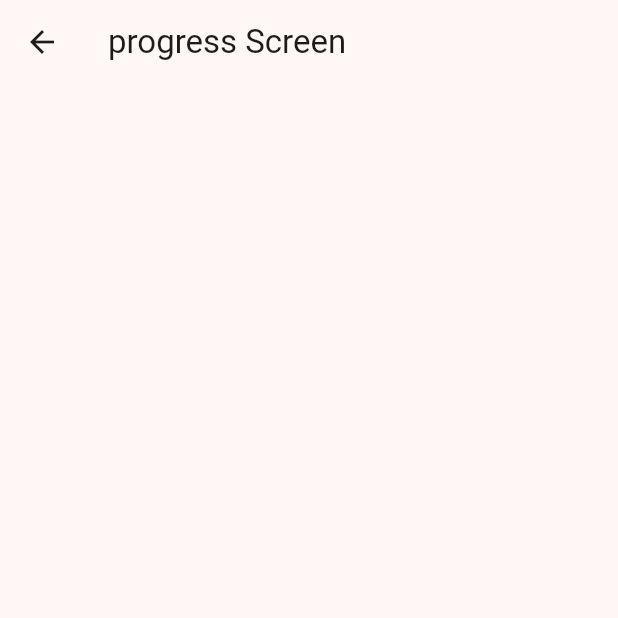
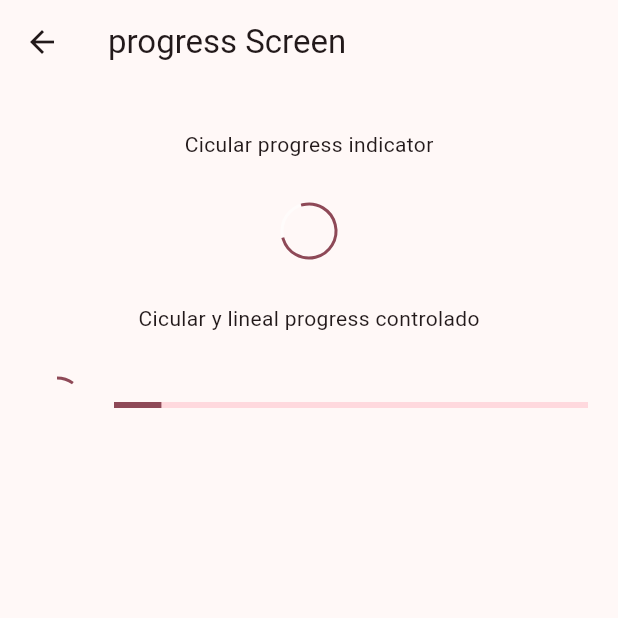
Before and after one commit to villafanenestor/widgets_app, a Flutter app: the ProgressScreen screen opened directly, on a phone screen of 412 x 824 dp, the top half of it. Run offline on Flutter 3.47's test engine with Material 2 defaults, Android fonts, the phone set to English and light mode, and no system bars; our stand-ins replace go_router; missing offline and left inert: dart:ffi.

Commit message:
Se agrega los snackbars

```diff
--- a/lib/config/menu/menu_item.dart
+++ b/lib/config/menu/menu_item.dart
@@ -16,4 +16,6 @@ class MenuItem {
 const appMenuItems = <MenuItem>[
   MenuItem(title: 'Botones', subTitle: 'varios botones en flutter', link: '/buttons', icon: Icons.smart_button_outlined),
   MenuItem(title: 'Tarjestas', subTitle: 'Un contenedor estilizado', link: '/cards', icon: Icons.credit_card),
+  MenuItem(title: 'Progress Indicators', subTitle: 'Generales y controlados', link: '/progress', icon: Icons.refresh_outlined),
+  MenuItem(title: 'Snackbars Dialogs', subTitle: 'Generales y controlados', link: '/snackbars', icon: Icons.info_outline),
 ];
--- a/lib/config/router/app_router.dart
+++ b/lib/config/router/app_router.dart
@@ -20,5 +20,15 @@ final GoRouter appRouter = GoRouter(
       name: ButtonsScreen.name, //Propiedad estatica que se agrego a cada widget para luego ser llamada aca.
       builder: (context, state)=>const ButtonsScreen(),
       ),
+    GoRoute(
+      path: '/progress',
+      name: ProgressScreen.name, //Propiedad estatica que se agrego a cada widget para luego ser llamada aca.
+      builder: (context, state)=>const ProgressScreen(),
+      ),
+    GoRoute(
+      path: '/snackbars',
+      name: SnackBarScreen.name, //Propiedad estatica que se agrego a cada widget para luego ser llamada aca.
+      builder: (context, state)=>const SnackBarScreen(),
+      ),
   ],
 );
--- a/lib/main.dart
+++ b/lib/main.dart
@@ -12,6 +12,7 @@ class MainApp extends StatelessWidget {
   @override
   Widget build(BuildContext context) {
     return MaterialApp.router(
+      title: 'Widgets de flutter',
       debugShowCheckedModeBanner: false,
       theme: AppTheme(selectedColor: 4).getThemeData(),
       // home: const HomeScreen(),
--- a/lib/presentation/screens/progress/progress_screen.dart
+++ b/lib/presentation/screens/progress/progress_screen.dart
@@ -8,7 +8,80 @@ class ProgressScreen extends StatelessWidget {
   @override
   Widget build(BuildContext context) {
     return Scaffold(
-      appBar: AppBar(title: const Text('progress Screen'),),
+      appBar: AppBar(
+        title: const Text('progress Screen'),
+      ),
+      body: const _ProgressView(),
     );
   }
 }
+
+class _ProgressView extends StatelessWidget {
+  const _ProgressView({
+    super.key,
+  });
+
+  @override
+  Widget build(BuildContext context) {
+    return Center(
+      child: Column(
+        children: const [
+          SizedBox(
+            height: 30,
+          ),
+          Text('Cicular progress indicator'),
+          SizedBox(
+            height: 30,
+          ),
+          CircularProgressIndicator(
+            strokeWidth: 2,
+            backgroundColor: Colors.white54,
+          ),
+          SizedBox(
+            height: 30,
+          ),
+          Text('Cicular y lineal progress controlado'),
+          SizedBox(
+            height: 30,
+          ),
+          _ControlerProgressIndicator(),
+        ],
+      ),
+    );
+  }
+}
+
+class _ControlerProgressIndicator extends StatelessWidget {
+  const _ControlerProgressIndicator();
+
+  @override
+  Widget build(BuildContext context) {
+    return StreamBuilder(
+        stream: Stream.periodic(const Duration(milliseconds: 300), (value) {
+          return (value * 2) / 100;
+        }).takeWhile((value) => value < 100),
+        builder: (context, snapshot) {
+          final progressValue = snapshot.data ?? 0;
+          return Padding(
+            padding: const EdgeInsets.symmetric(horizontal: 20),
+            child: Row(
+              mainAxisAlignment: MainAxisAlignment.center,
+              children: [
+                CircularProgressIndicator(
+                  value: progressValue,
+                  strokeWidth: 2,
+                ),
+                const SizedBox(
+                  width: 20,
+                ),
+                Expanded(
+                  child: LinearProgressIndicator(
+                    value: progressValue,
+                  ),
+                ),
+              ],
+            ),
+          );
+        });
+  }
+}
--- a/lib/presentation/screens/screens.dart
+++ b/lib/presentation/screens/screens.dart
@@ -5,5 +5,5 @@ export 'package:widgets_app/presentation/screens/cards/cards_screen.dart';
 export 'package:widgets_app/presentation/screens/home/home_screen.dart';
 export 'package:widgets_app/presentation/screens/infinite/infinite_screen.dart';
 export 'package:widgets_app/presentation/screens/progress/progress_screen.dart';
-export 'package:widgets_app/presentation/screens/snackbar%20copy/snackbar_screen.dart';
+export 'package:widgets_app/presentation/screens/snackbar/snackbar_screen.dart';
 export 'package:widgets_app/presentation/screens/ui_controls/ui_controls_screen.dart';
```
Also changed, not shown: lib/presentation/screens/snackbar/snackbar_screen.dart (+28 -1 lines).
